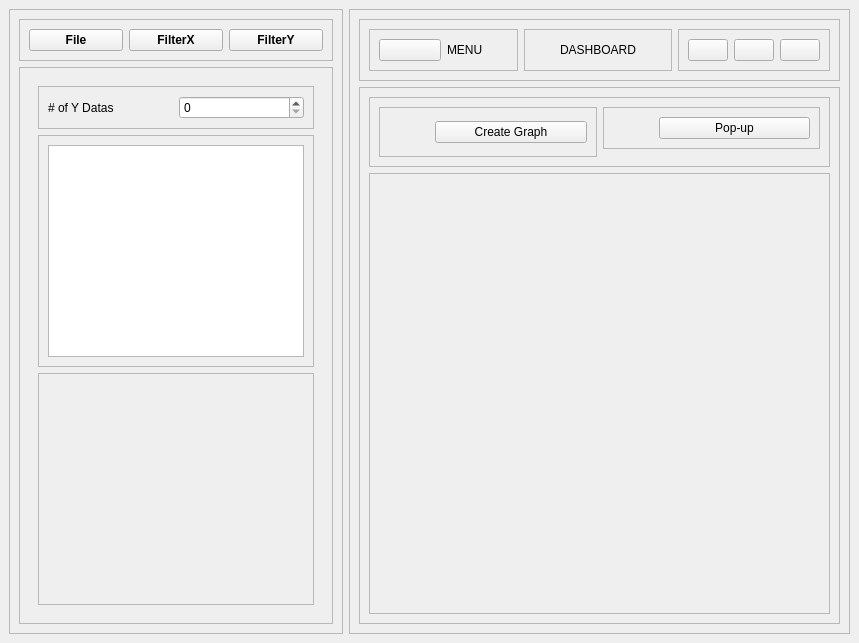
Before: the Qt Designer form v1/form.ui in mertserafett1n/Desktop-App-to-Visualize-Data, drawn with Qt 5.
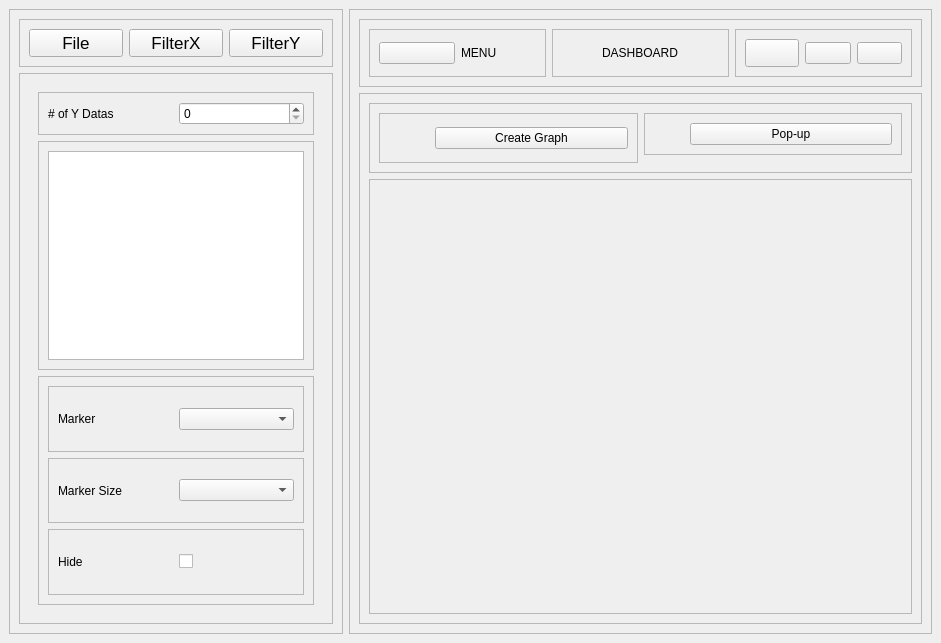
After: the same form once the commit is applied. The open tabs and pages were chosen to show the change. Icons and pictures are not drawn.

Commit message: need stylesheet. and grid, marker session connect.

```diff
--- a/v1/form.ui
+++ b/v1/form.ui
@@ -6,7 +6,7 @@
    <rect>
     <x>0</x>
     <y>0</y>
-    <width>859</width>
+    <width>941</width>
     <height>643</height>
    </rect>
   </property>
@@ -14,6 +14,9 @@
    <string>MainWindow</string>
   </property>
   <widget class="QWidget" name="centralwidget">
+   <property name="styleSheet">
+    <string notr="true"/>
+   </property>
    <layout class="QHBoxLayout" name="horizontalLayout">
     <item alignment="Qt::AlignmentFlag::AlignLeft">
      <widget class="QFrame" name="frameLeft">
@@ -43,7 +46,9 @@
            <widget class="QPushButton" name="buttonFile">
             <property name="font">
              <font>
-              <bold>true</bold>
+              <family>Segoe UI</family>
+              <pointsize>13</pointsize>
+              <bold>false</bold>
              </font>
             </property>
             <property name="text">
@@ -55,7 +60,9 @@
            <widget class="QPushButton" name="buttonFilterX">
             <property name="font">
              <font>
-              <bold>true</bold>
+              <family>Segoe UI</family>
+              <pointsize>13</pointsize>
+              <bold>false</bold>
              </font>
             </property>
             <property name="text">
@@ -67,7 +74,9 @@
            <widget class="QPushButton" name="buttonFilterY">
             <property name="font">
              <font>
-              <bold>true</bold>
+              <family>Segoe UI</family>
+              <pointsize>13</pointsize>
+              <bold>false</bold>
              </font>
             </property>
             <property name="text">
@@ -205,6 +214,78 @@
                 <property name="frameShadow">
                  <enum>QFrame::Shadow::Raised</enum>
                 </property>
+                <layout class="QVBoxLayout" name="verticalLayout_14">
+                 <item>
+                  <widget class="QFrame" name="frame_11">
+                   <property name="frameShape">
+                    <enum>QFrame::Shape::StyledPanel</enum>
+                   </property>
+                   <property name="frameShadow">
+                    <enum>QFrame::Shadow::Raised</enum>
+                   </property>
+                   <layout class="QHBoxLayout" name="horizontalLayout_17">
+                    <item>
+                     <widget class="QLabel" name="label_10">
+                      <property name="text">
+                       <string>Marker</string>
+                      </property>
+                     </widget>
+                    </item>
+                    <item>
+                     <widget class="QComboBox" name="comboBox_2"/>
+                    </item>
+                   </layout>
+                  </widget>
+                 </item>
+                 <item>
+                  <widget class="QFrame" name="frame_12">
+                   <property name="frameShape">
+                    <enum>QFrame::Shape::StyledPanel</enum>
+                   </property>
+                   <property name="frameShadow">
+                    <enum>QFrame::Shadow::Raised</enum>
+                   </property>
+                   <layout class="QHBoxLayout" name="horizontalLayout_18">
+                    <item>
+                     <widget class="QLabel" name="label_11">
+                      <property name="text">
+                       <string>Marker Size</string>
+                      </property>
+                     </widget>
+                    </item>
+                    <item>
+                     <widget class="QComboBox" name="comboBox_3"/>
+                    </item>
+                   </layout>
+                  </widget>
+                 </item>
+                 <item>
+                  <widget class="QFrame" name="frame_13">
+                   <property name="frameShape">
+                    <enum>QFrame::Shape::StyledPanel</enum>
+                   </property>
+                   <property name="frameShadow">
+                    <enum>QFrame::Shadow::Raised</enum>
+                   </property>
+                   <layout class="QHBoxLayout" name="horizontalLayout_19">
+                    <item>
+                     <widget class="QLabel" name="label_12">
+                      <property name="text">
+                       <string>Hide</string>
+                      </property>
+                     </widget>
+                    </item>
+                    <item>
+                     <widget class="QCheckBox" name="checkBox">
+                      <property name="text">
+                       <string/>
+                      </property>
+                     </widget>
+                    </item>
+                   </layout>
+                  </widget>
+                 </item>
+                </layout>
                </widget>
               </item>
              </layout>
@@ -265,9 +346,9 @@
                    </property>
                    <layout class="QHBoxLayout" name="horizontalLayout_5">
                     <item>
-                     <widget class="QCheckBox" name="checkBox">
+                     <widget class="QCheckBox" name="checkBoxFilterX">
                       <property name="text">
-                       <string>Filter</string>
+                       <string>Enable Filters</string>
                       </property>
                      </widget>
                     </item>
@@ -464,6 +545,8 @@
               <widget class="QPushButton" name="buttonAlt">
                <property name="font">
                 <font>
+                 <family>Segoe UI</family>
+                 <pointsize>13</pointsize>
                  <bold>false</bold>
                 </font>
                </property>
@@ -548,7 +631,7 @@
                   <property name="maximumSize">
                    <size>
                     <width>40</width>
-                    <height>40</height>
+                    <height>30</height>
                    </size>
                   </property>
                   <property name="text">
@@ -582,7 +665,7 @@
                  <widget class="QLabel" name="label_8">
                   <property name="maximumSize">
                    <size>
-                    <width>40</width>
+                    <width>30</width>
                     <height>30</height>
                    </size>
                   </property>
```
Left out of the diff: 56 changed lines with no effect on the pictures. The commit also changes 3 other files.
